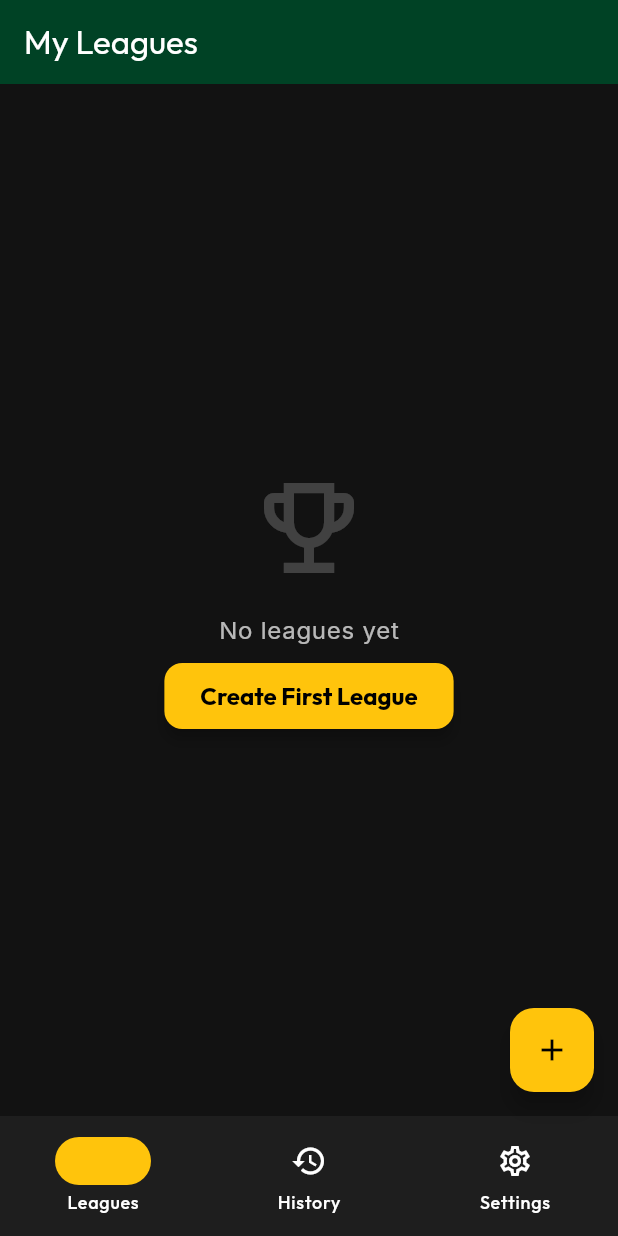
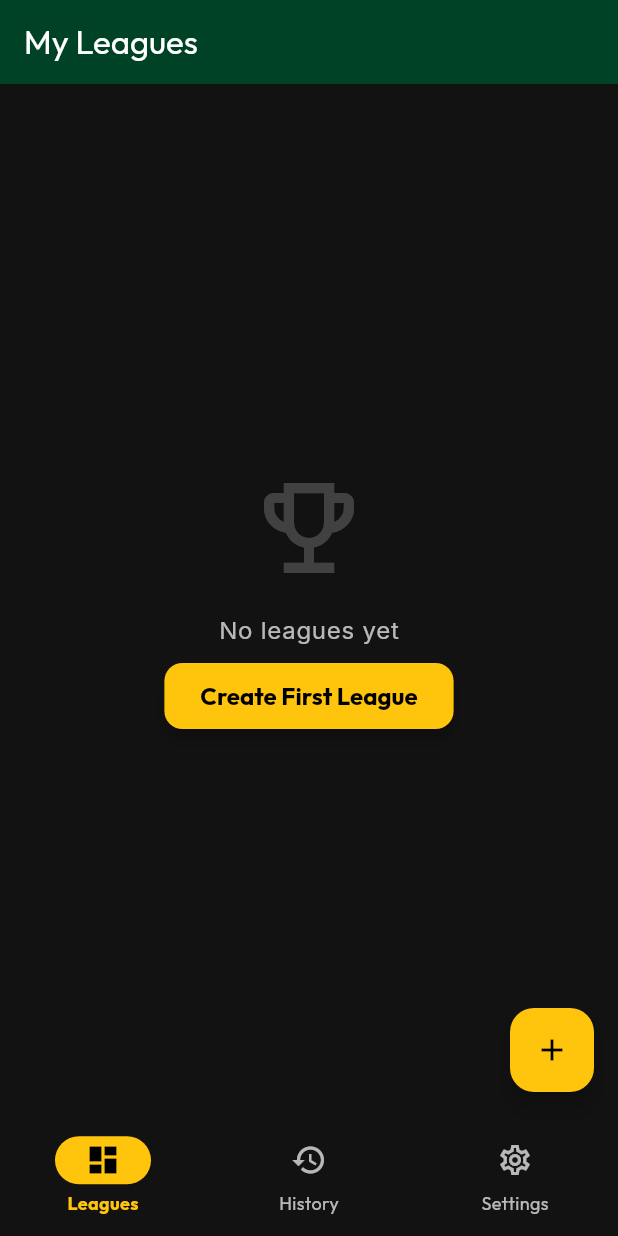
Before and after one commit to FrankPudding/game-on, a Flutter app: the screen it shows after launch, on a phone screen of 412 x 824 dp. Run offline on Flutter 3.47's test engine with Material 3 defaults, Android fonts, the phone set to English and light mode, and no system bars; our stand-ins replace flutter_riverpod, google_fonts, hive, hive_flutter; accounts and stored records are empty.

Commit message:
fix icon colours

```diff
--- a/lib/screens/main_navigation.dart
+++ b/lib/screens/main_navigation.dart
@@ -43,17 +43,17 @@ class _MainNavigationState extends State<MainNavigation> {
         destinations: const [
           NavigationDestination(
             icon: Icon(Icons.dashboard_outlined),
-            selectedIcon: Icon(Icons.dashboard, color: AppTheme.mikadoYellow),
+            selectedIcon: Icon(Icons.dashboard),
             label: 'Leagues',
           ),
           NavigationDestination(
             icon: Icon(Icons.history_outlined),
-            selectedIcon: Icon(Icons.history, color: AppTheme.mikadoYellow),
+            selectedIcon: Icon(Icons.history),
             label: 'History',
           ),
           NavigationDestination(
             icon: Icon(Icons.settings_outlined),
-            selectedIcon: Icon(Icons.settings, color: AppTheme.mikadoYellow),
+            selectedIcon: Icon(Icons.settings),
             label: 'Settings',
           ),
         ],
--- a/lib/theme/app_theme.dart
+++ b/lib/theme/app_theme.dart
@@ -105,6 +105,29 @@ class AppTheme {
         contentPadding:
             const EdgeInsets.symmetric(horizontal: 16, vertical: 16),
       ),
+      navigationBarTheme: NavigationBarThemeData(
+        backgroundColor: backgroundBlack,
+        indicatorColor: mikadoYellow,
+        iconTheme: WidgetStateProperty.resolveWith((states) {
+          if (states.contains(WidgetState.selected)) {
+            return const IconThemeData(color: Colors.black);
+          }
+          return const IconThemeData(color: Colors.white70);
+        }),
+        labelTextStyle: WidgetStateProperty.resolveWith((states) {
+          if (states.contains(WidgetState.selected)) {
+            return GoogleFonts.outfit(
+              color: mikadoYellow,
+              fontWeight: FontWeight.bold,
+              fontSize: 12,
+            );
+          }
+          return GoogleFonts.outfit(
+            color: Colors.white70,
+            fontSize: 12,
+          );
+        }),
+      ),
     );
   }
 }
```
